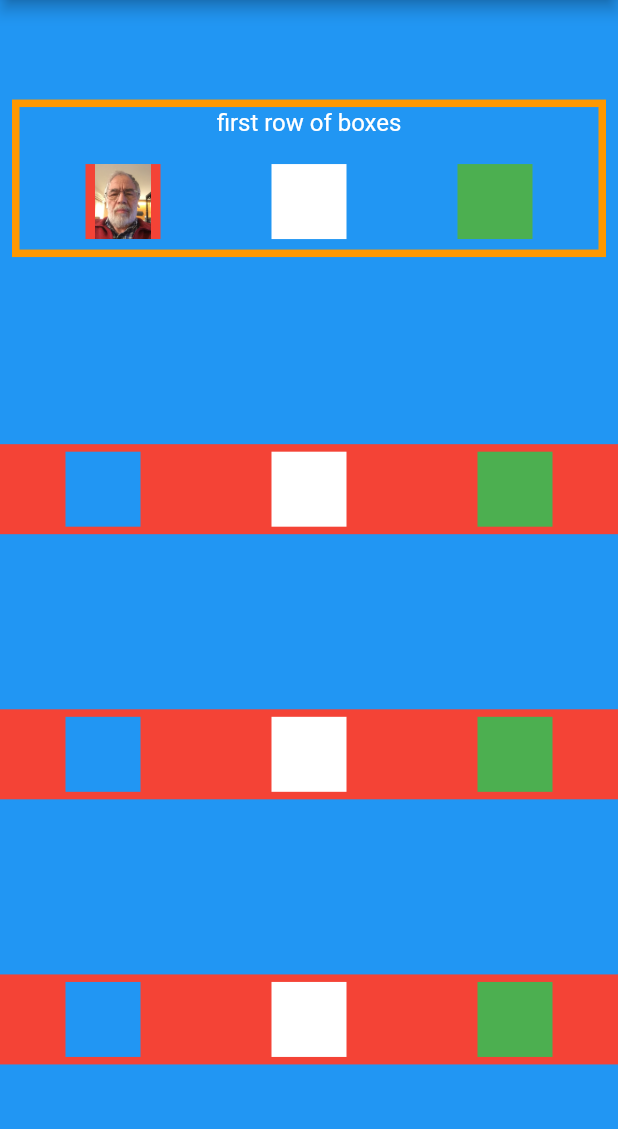
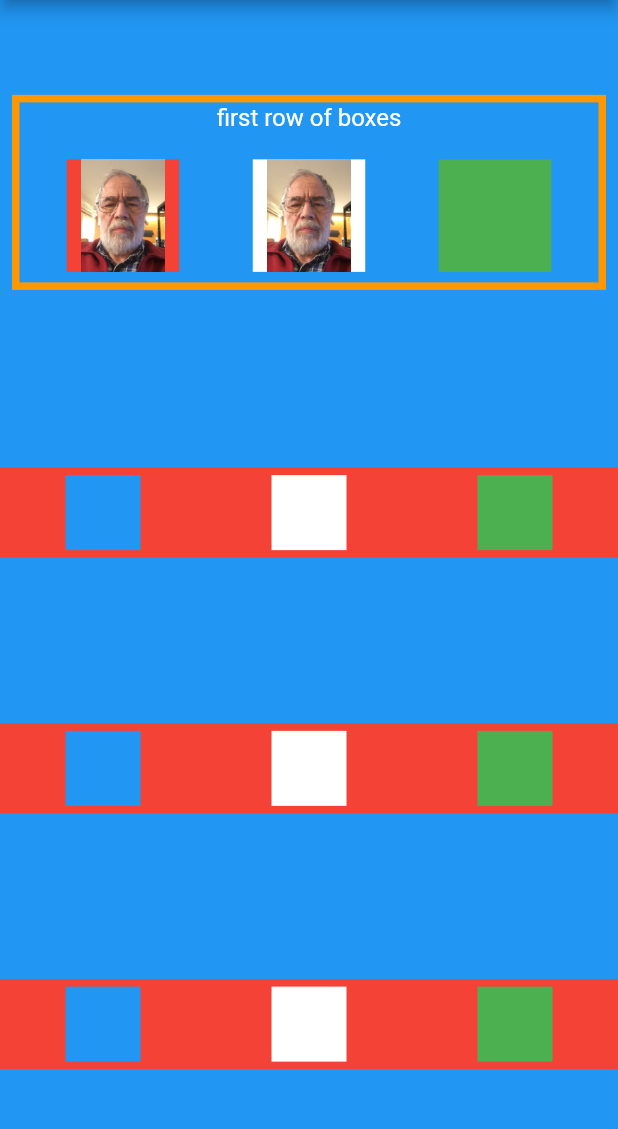
Before and after one commit to tdygert/rows_and_columns_exercise, a Flutter app: the screen it shows after launch, on a phone screen of 412 x 824 dp, the part 84-1213 px from its top. Run offline on Flutter 3.47's test engine with Material 2 defaults, Android fonts, the phone set to English and light mode, and no system bars.

Commit message:
fixed images and added second container with image.

```diff
--- a/lib/main.dart
+++ b/lib/main.dart
@@ -56,19 +56,24 @@ class MyApp extends StatelessWidget {
                               children: <Widget>[
                                 Container(
                                   //  margin: EdgeInsets.all(10),
-                                  height: 50,
-                                  width: 50,
+                                  height: 75,
+                                  width: 75,
                                   color: Colors.red,
-                                  child: Image.asset('images/tim.jpg'),
+                                  child: Image.asset(
+                                    'images/tim.jpg',
+                                  ),
                                 ),
                                 Container(
-                                  height: 50,
-                                  width: 50,
+                                  height: 75,
+                                  width: 75,
                                   color: Colors.white,
+                                  child: Image.asset(
+                                    'images/tim.jpg',
+                                  ),
                                 ),
                                 Container(
-                                  height: 50,
-                                  width: 50,
+                                  height: 75,
+                                  width: 75,
                                   color: Colors.green,
                                 ),
                               ],
```
Also changed, not shown: images/tim.jpeg (deleted).
